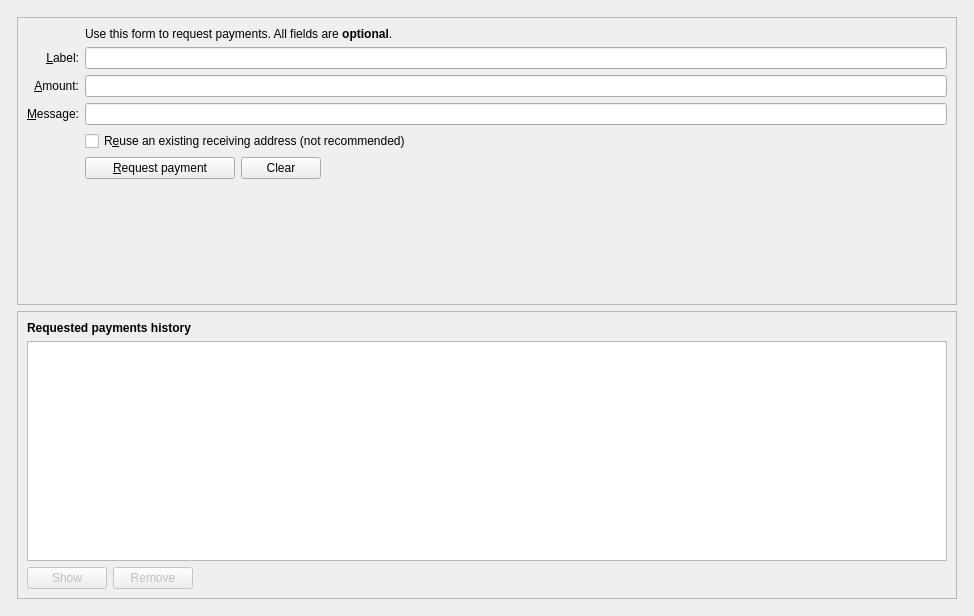
Old version of the form src/qt/forms/receivecoinsdialog.ui in the repository camenlx/dystem-core.
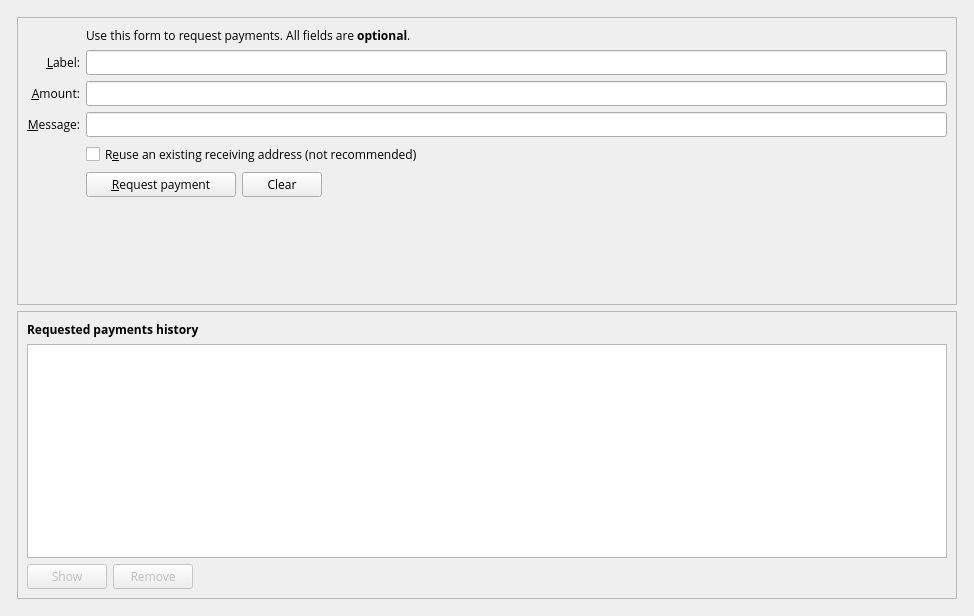
New version of the form. Icons and pictures are not drawn. Custom widgets are drawn as their Qt base class.

Commit message: Added open sans as the font on all screens

Patch:
```diff
--- a/src/qt/forms/receivecoinsdialog.ui
+++ b/src/qt/forms/receivecoinsdialog.ui
@@ -71,6 +71,11 @@
             <layout class="QGridLayout" name="gridLayout">
              <item row="7" column="2">
               <widget class="QCheckBox" name="reuseAddress">
+               <property name="font">
+                <font>
+                 <family>Open Sans</family>
+                </font>
+               </property>
                <property name="toolTip">
                 <string>Reuse one of the previously used receiving addresses.&lt;br&gt;Reusing addresses has security and privacy issues.&lt;br&gt;Do not use this unless re-generating a payment request made before.</string>
                </property>
@@ -88,6 +93,11 @@
              </item>
              <item row="6" column="0">
               <widget class="QLabel" name="label_3">
+               <property name="font">
+                <font>
+                 <family>Open Sans</family>
+                </font>
+               </property>
                <property name="toolTip">
                 <string>An optional message to attach to the payment request, which will be displayed when the request is opened. Note: The message will not be sent with the payment over the DYSTEM network.</string>
                </property>
@@ -104,6 +114,11 @@
              </item>
              <item row="4" column="2">
               <widget class="QLineEdit" name="reqLabel">
+               <property name="font">
+                <font>
+                 <family>Open Sans</family>
+                </font>
+               </property>
                <property name="toolTip">
                 <string>An optional label to associate with the new receiving address.</string>
                </property>
@@ -111,6 +126,11 @@
              </item>
              <item row="6" column="2">
               <widget class="QLineEdit" name="reqMessage">
+               <property name="font">
+                <font>
+                 <family>Open Sans</family>
+                </font>
+               </property>
                <property name="toolTip">
                 <string>An optional message to attach to the payment request, which will be displayed when the request is opened.&lt;br&gt;Note: The message will not be sent with the payment over the DYSTEM network.</string>
                </property>
@@ -118,6 +138,11 @@
              </item>
              <item row="2" column="2">
               <widget class="QLabel" name="label_5">
+               <property name="font">
+                <font>
+                 <family>Open Sans</family>
+                </font>
+               </property>
                <property name="text">
                 <string>Use this form to request payments. All fields are &lt;b&gt;optional&lt;/b&gt;.</string>
                </property>
@@ -125,6 +150,11 @@
              </item>
              <item row="4" column="0">
               <widget class="QLabel" name="label_2">
+               <property name="font">
+                <font>
+                 <family>Open Sans</family>
+                </font>
+               </property>
                <property name="toolTip">
                 <string>An optional label to associate with the new receiving address.</string>
                </property>
@@ -141,6 +171,11 @@
              </item>
              <item row="5" column="0">
               <widget class="QLabel" name="label">
+               <property name="font">
+                <font>
+                 <family>Open Sans</family>
+                </font>
+               </property>
                <property name="toolTip">
                 <string>An optional amount to request. Leave this empty or zero to not request a specific amount.</string>
                </property>
@@ -163,6 +198,11 @@
                  <height>0</height>
                 </size>
                </property>
+               <property name="font">
+                <font>
+                 <family>Open Sans</family>
+                </font>
+               </property>
                <property name="toolTip">
                 <string>An optional amount to request. Leave this empty or zero to not request a specific amount.</string>
                </property>
@@ -185,6 +225,11 @@
                    <height>0</height>
                   </size>
                  </property>
+                 <property name="font">
+                  <font>
+                   <family>Open Sans</family>
+                  </font>
+                 </property>
                  <property name="text">
                   <string>&amp;Request payment</string>
                  </property>
@@ -202,6 +247,11 @@
                    <verstretch>0</verstretch>
                   </sizepolicy>
                  </property>
+                 <property name="font">
+                  <font>
+                   <family>Open Sans</family>
+                  </font>
+                 </property>
                  <property name="toolTip">
                   <string>Clear all fields of the form.</string>
                  </property>
@@ -269,6 +319,7 @@
             <widget class="QLabel" name="label_6">
              <property name="font">
               <font>
+               <family>Open Sans</family>
                <weight>75</weight>
                <bold>true</bold>
               </font>
@@ -335,6 +386,11 @@
                <property name="enabled">
                 <bool>false</bool>
                </property>
+               <property name="font">
+                <font>
+                 <family>Open Sans</family>
+                </font>
+               </property>
                <property name="toolTip">
                 <string>Show the selected request (does the same as double clicking an entry)</string>
                </property>
@@ -355,6 +411,11 @@
                <property name="enabled">
                 <bool>false</bool>
                </property>
+               <property name="font">
+                <font>
+                 <family>Open Sans</family>
+                </font>
+               </property>
                <property name="toolTip">
                 <string>Remove the selected entries from the list</string>
                </property>
```
Left out of the diff: 2 changed lines with no effect on the pictures. The commit also changes 21 other files.
